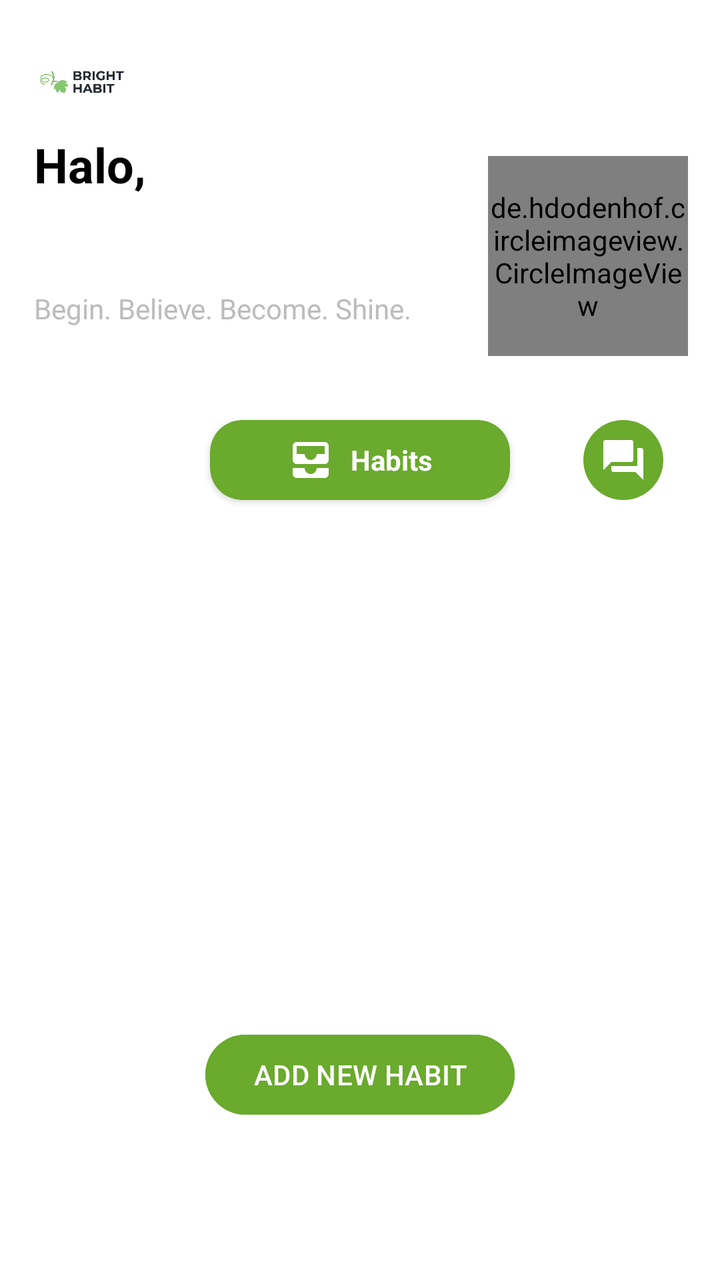
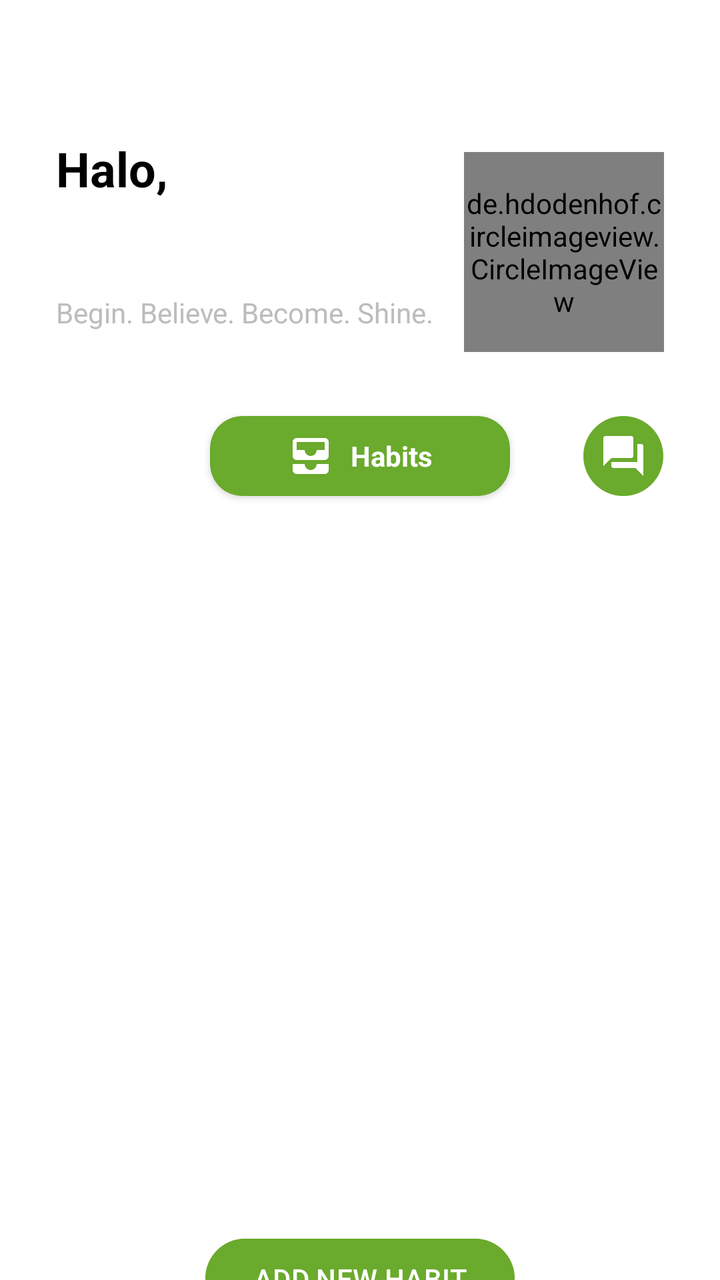

The first picture is an Android layout as it rendered before a commit; the second is the same layout after the commit. The layout source and the unified diff follow.
<!-- AndroidManifest.xml: application theme Theme.BrightHabit -->
<!-- res/layout/activity_homepage.xml -->
<?xml version="1.0" encoding="utf-8"?>
<androidx.constraintlayout.widget.ConstraintLayout xmlns:android="http://schemas.android.com/apk/res/android"
    xmlns:app="http://schemas.android.com/apk/res-auto"
    xmlns:tools="http://schemas.android.com/tools"
    android:id="@+id/homepageLayout"
    android:layout_width="match_parent"
    android:layout_height="match_parent"
    android:background="@color/white"
    tools:context=".Homepage">

    
    <ImageView
        android:id="@+id/logoImage"
        android:layout_width="50dp"
        android:layout_height="50dp"
        android:layout_margin="16dp"
        android:src="@drawable/logo_bright_habit"
        app:layout_constraintStart_toStartOf="parent"
        app:layout_constraintTop_toTopOf="parent" />

    
    <ImageView
        android:id="@+id/forumIcon"
        android:layout_width="40dp"
        android:layout_height="40dp"
        android:layout_marginStart="8dp"
        android:layout_marginTop="0dp"
        android:src="@drawable/ic_forum"
        android:background="@drawable/rounded_background"
        android:padding="8dp"
        app:layout_constraintStart_toEndOf="@id/habitsCard"
        app:layout_constraintTop_toTopOf="@id/habitsCard"
        app:layout_constraintBottom_toBottomOf="@id/habitsCard"
        app:layout_constraintEnd_toEndOf="parent" />

    
    <TextView
        android:id="@+id/greetingText"
        android:layout_width="wrap_content"
        android:layout_height="wrap_content"
        android:layout_marginStart="17dp"
        android:text="Halo,"
        android:textColor="@color/black"
        android:textSize="24sp"
        android:textStyle="bold"
        app:layout_constraintStart_toStartOf="parent"
        app:layout_constraintTop_toBottomOf="@id/logoImage" />

    
    <TextView
        android:id="@+id/username"
        android:layout_width="0dp"
        android:layout_height="wrap_content"
        android:layout_marginTop="2dp"
        android:text=""
        android:textColor="@color/navy"
        android:textSize="30sp"
        android:textStyle="bold"
        app:layout_constraintEnd_toEndOf="parent"
        app:layout_constraintStart_toStartOf="@id/greetingText"
        app:layout_constraintTop_toBottomOf="@id/greetingText" />

    

    
    <TextView
        android:id="@+id/tagline"
        android:layout_width="wrap_content"
        android:layout_height="wrap_content"
        android:layout_marginTop="4dp"
        android:text="Begin. Believe. Become. Shine."
        android:textColor="@color/gray"
        android:textSize="14sp"
        app:layout_constraintEnd_toEndOf="@id/username"
        app:layout_constraintHorizontal_bias="0.0"
        app:layout_constraintStart_toStartOf="@id/greetingText"
        app:layout_constraintTop_toBottomOf="@id/username" />

    <de.hdodenhof.circleimageview.CircleImageView
        android:id="@+id/profileImage"
        android:layout_width="100dp"
        android:layout_height="100dp"
        android:layout_marginTop="12dp"
        android:layout_marginEnd="16dp"
        app:civ_border_color="@color/green"
        app:civ_border_width="2dp"
        app:layout_constraintEnd_toEndOf="parent"
        app:layout_constraintTop_toTopOf="@id/greetingText" />

    
    <androidx.cardview.widget.CardView
        android:id="@+id/habitsCard"
        android:layout_width="wrap_content"
        android:layout_height="wrap_content"
        android:layout_marginTop="32dp"
        app:cardBackgroundColor="@color/green"
        app:cardCornerRadius="16dp"
        app:layout_constraintEnd_toEndOf="parent"
        app:layout_constraintStart_toStartOf="parent"
        app:layout_constraintTop_toBottomOf="@id/profileImage">

        <LinearLayout
            android:layout_width="150dp"
            android:layout_height="40dp"
            android:gravity="center"
            android:orientation="horizontal"
            android:padding="5dp">

            <ImageView
                android:id="@+id/habitsIcon"
                android:layout_width="24dp"
                android:layout_height="wrap_content"
                android:layout_gravity="center_vertical"
                android:src="@drawable/ic_inbox" />

            <TextView
                android:id="@+id/habitsText"
                android:layout_width="wrap_content"
                android:layout_height="wrap_content"
                android:layout_gravity="center_vertical"
                android:paddingStart="8dp"
                android:text="Habits"
                android:textColor="@android:color/white"
                android:textStyle="bold" />
        </LinearLayout>
    </androidx.cardview.widget.CardView>

    
    <androidx.recyclerview.widget.RecyclerView
        android:id="@+id/recyclerViewHabits"
        android:layout_width="369dp"
        android:layout_height="202dp"
        android:layout_marginTop="40dp"
        app:layout_constraintBottom_toBottomOf="parent"
        app:layout_constraintEnd_toEndOf="parent"
        app:layout_constraintStart_toStartOf="parent"
        app:layout_constraintTop_toBottomOf="@id/habitsCard"
        app:layout_constraintVertical_bias="0.035" />

    
    <HorizontalScrollView
        android:layout_width="match_parent"
        android:layout_height="wrap_content"
        android:fillViewport="true"
        android:layout_marginTop="24dp"
        app:layout_constraintBottom_toBottomOf="parent"
        app:layout_constraintStart_toStartOf="parent"
        app:layout_constraintEnd_toEndOf="parent">


    </HorizontalScrollView>


    
    <Button
        android:id="@+id/btnAddHabit"
        android:layout_width="wrap_content"
        android:layout_height="wrap_content"
        android:text="Add New Habit"
        android:textAllCaps="true"
        android:backgroundTint="@color/green"
        android:textColor="@android:color/white"
        app:layout_constraintTop_toBottomOf="@id/recyclerViewHabits"
        app:layout_constraintStart_toStartOf="parent"
        app:layout_constraintEnd_toEndOf="parent"
        android:layout_marginTop="16dp"
        android:layout_marginBottom="16dp" />

    
    <androidx.recyclerview.widget.RecyclerView
        android:id="@+id/recyclerViewDates"
        android:layout_width="0dp"
        android:layout_height="wrap_content"
        android:clipToPadding="false"
        android:paddingVertical="8dp"
        android:scrollbars="none"
        android:layout_marginTop="200dp"
        android:layout_marginBottom="0dp"
        app:layout_constraintStart_toStartOf="parent"
        app:layout_constraintEnd_toEndOf="parent"
        app:layout_constraintTop_toBottomOf="@id/btnAddHabit"
        app:layout_constraintBottom_toBottomOf="parent" />



</androidx.constraintlayout.widget.ConstraintLayout>
<!-- resources referenced by this layout -->
<resources>
  <color name="black">#FF000000</color>
  <color name="gray">#BEBBBB</color>
  <color name="green">#6AAA2C</color>
  <color name="navy">#607B82</color>
  <color name="white">#FFFFFFFF</color>
  <!-- drawable ic_forum (drawable) -->
  <vector xmlns:android="http://schemas.android.com/apk/res/android" android:height="24dp" android:tint="#FFFFFF" android:viewportHeight="24" android:viewportWidth="24" android:width="24dp">
        
      <path android:fillColor="@android:color/white" android:pathData="M21,6h-2v9L6,15v2c0,0.55 0.45,1 1,1h11l4,4L22,7c0,-0.55 -0.45,-1 -1,-1zM17,12L17,3c0,-0.55 -0.45,-1 -1,-1L3,2c-0.55,0 -1,0.45 -1,1v14l4,-4h10c0.55,0 1,-0.45 1,-1z"/>
      
  </vector>
  <!-- drawable ic_inbox (drawable) -->
  <vector xmlns:android="http://schemas.android.com/apk/res/android" android:height="24dp" android:tint="#FFFFFF" android:viewportHeight="24" android:viewportWidth="24" android:width="24dp">
        
      <path android:fillColor="@android:color/white" android:pathData="M19,3L5,3c-1.1,0 -2,0.9 -2,2v7c0,1.1 0.9,2 2,2h14c1.1,0 2,-0.9 2,-2L21,5c0,-1.1 -0.9,-2 -2,-2zM19,9h-4c0,1.62 -1.38,3 -3,3s-3,-1.38 -3,-3L5,9L5,5h14v4zM15,16h6v3c0,1.1 -0.9,2 -2,2L5,21c-1.1,0 -2,-0.9 -2,-2v-3h6c0,1.66 1.34,3 3,3s3,-1.34 3,-3z"/>
      
  </vector>
  <!-- drawable logo_bright_habit: png bitmap (drawable, 80668 bytes) -->
  <!-- drawable rounded_background (drawable) -->
  <?xml version="1.0" encoding="utf-8"?>
  <shape xmlns:android="http://schemas.android.com/apk/res/android"
      android:shape="oval">
      <solid android:color="@color/green"/>
      <size android:width="50dp" android:height="50dp"/>
  </shape>
  <style name="Theme.BrightHabit" parent="Base.Theme.BrightHabit" />
  <style name="Base.Theme.BrightHabit" parent="Theme.Material3.DayNight.NoActionBar">
          
          
      </style>
</resources>

<!-- the commit's change to res/layout/activity_homepage.xml (unified diff, before → after) -->
@@ -9,14 +9,6 @@
     tools:context=".Homepage">
 
     
-    <ImageView
-        android:id="@+id/logoImage"
-        android:layout_width="50dp"
-        android:layout_height="50dp"
-        android:layout_margin="16dp"
-        android:src="@drawable/logo_bright_habit"
-        app:layout_constraintStart_toStartOf="parent"
-        app:layout_constraintTop_toTopOf="parent" />
 
     
     <ImageView
@@ -34,19 +26,22 @@
         app:layout_constraintEnd_toEndOf="parent" />
 
     
+
+    
+
     <TextView
         android:id="@+id/greetingText"
         android:layout_width="wrap_content"
         android:layout_height="wrap_content"
-        android:layout_marginStart="17dp"
+        android:layout_marginStart="28dp"
+        android:layout_marginTop="68dp"
         android:text="Halo,"
         android:textColor="@color/black"
         android:textSize="24sp"
         android:textStyle="bold"
         app:layout_constraintStart_toStartOf="parent"
-        app:layout_constraintTop_toBottomOf="@id/logoImage" />
+        app:layout_constraintTop_toTopOf="parent" />
 
-    
     <TextView
         android:id="@+id/username"
         android:layout_width="0dp"
@@ -76,18 +71,19 @@
         app:layout_constraintStart_toStartOf="@id/greetingText"
         app:layout_constraintTop_toBottomOf="@id/username" />
 
+    
+
     <de.hdodenhof.circleimageview.CircleImageView
         android:id="@+id/profileImage"
         android:layout_width="100dp"
         android:layout_height="100dp"
-        android:layout_marginTop="12dp"
-        android:layout_marginEnd="16dp"
+        android:layout_marginTop="8dp"
+        android:layout_marginEnd="28dp"
         app:civ_border_color="@color/green"
         app:civ_border_width="2dp"
         app:layout_constraintEnd_toEndOf="parent"
         app:layout_constraintTop_toTopOf="@id/greetingText" />
 
-    
     <androidx.cardview.widget.CardView
         android:id="@+id/habitsCard"
         android:layout_width="wrap_content"
@@ -152,35 +148,36 @@
 
 
     
+
+    
+
     <Button
         android:id="@+id/btnAddHabit"
         android:layout_width="wrap_content"
         android:layout_height="wrap_content"
+        android:layout_marginTop="120dp"
+        android:backgroundTint="@color/green"
         android:text="Add New Habit"
         android:textAllCaps="true"
-        android:backgroundTint="@color/green"
         android:textColor="@android:color/white"
-        app:layout_constraintTop_toBottomOf="@id/recyclerViewHabits"
+        app:layout_constraintEnd_toEndOf="parent"
         app:layout_constraintStart_toStartOf="parent"
-        app:layout_constraintEnd_toEndOf="parent"
-        android:layout_marginTop="16dp"
-        android:layout_marginBottom="16dp" />
+        app:layout_constraintTop_toBottomOf="@id/recyclerViewHabits" />
 
-    
     <androidx.recyclerview.widget.RecyclerView
         android:id="@+id/recyclerViewDates"
         android:layout_width="0dp"
         android:layout_height="wrap_content"
+        android:layout_marginTop="200dp"
         android:clipToPadding="false"
         android:paddingVertical="8dp"
         android:scrollbars="none"
-        android:layout_marginTop="200dp"
-        android:layout_marginBottom="0dp"
+        app:layout_constraintBottom_toBottomOf="parent"
+        app:layout_constraintEnd_toEndOf="parent"
+        app:layout_constraintHorizontal_bias="0.0"
         app:layout_constraintStart_toStartOf="parent"
-        app:layout_constraintEnd_toEndOf="parent"
         app:layout_constraintTop_toBottomOf="@id/btnAddHabit"
-        app:layout_constraintBottom_toBottomOf="parent" />
-
+        app:layout_constraintVertical_bias="1.0" />
 
 
 </androidx.constraintlayout.widget.ConstraintLayout>
<!-- resource entries referenced after the edit -->
@@ -17,7 +17,6 @@
       <path android:fillColor="@android:color/white" android:pathData="M19,3L5,3c-1.1,0 -2,0.9 -2,2v7c0,1.1 0.9,2 2,2h14c1.1,0 2,-0.9 2,-2L21,5c0,-1.1 -0.9,-2 -2,-2zM19,9h-4c0,1.62 -1.38,3 -3,3s-3,-1.38 -3,-3L5,9L5,5h14v4zM15,16h6v3c0,1.1 -0.9,2 -2,2L5,21c-1.1,0 -2,-0.9 -2,-2v-3h6c0,1.66 1.34,3 3,3s3,-1.34 3,-3z"/>
       
   </vector>
-  <!-- drawable logo_bright_habit: png bitmap (drawable, 80668 bytes) -->
   <!-- drawable rounded_background (drawable) -->
   <?xml version="1.0" encoding="utf-8"?>
   <shape xmlns:android="http://schemas.android.com/apk/res/android"
